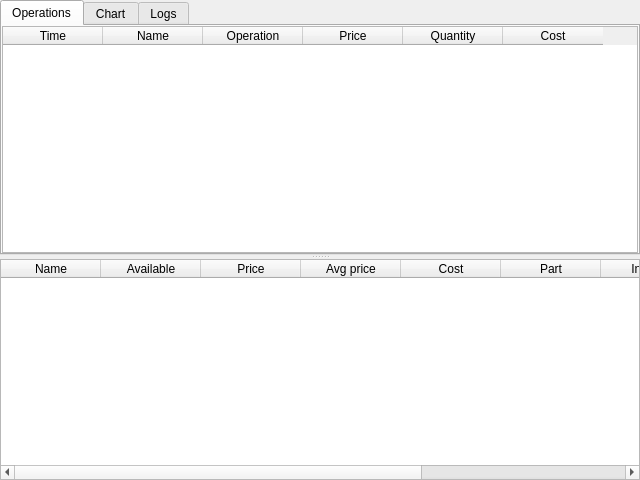
Qt form app/src/widgets/decisionmakerwidget/decisionmakerwidget.ui (Gris87/TInvestor) before a commit.
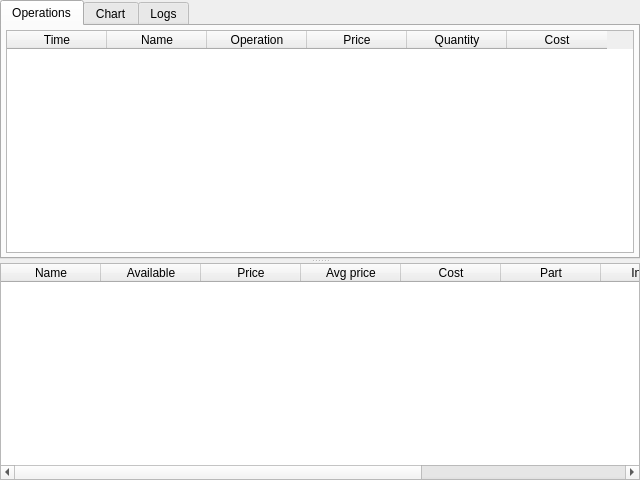
The same form after that commit.

```diff
--- a/app/src/widgets/decisionmakerwidget/decisionmakerwidget.ui
+++ b/app/src/widgets/decisionmakerwidget/decisionmakerwidget.ui
@@ -44,16 +44,16 @@
          <number>4</number>
         </property>
         <property name="leftMargin">
-         <number>0</number>
+         <number>4</number>
         </property>
         <property name="topMargin">
-         <number>0</number>
+         <number>4</number>
         </property>
         <property name="rightMargin">
-         <number>0</number>
+         <number>4</number>
         </property>
         <property name="bottomMargin">
-         <number>0</number>
+         <number>4</number>
         </property>
         <item>
          <widget class="QTableWidget" name="operationsTableWidget">
```
Left out of the diff: 16 changed lines with no effect on the pictures.
